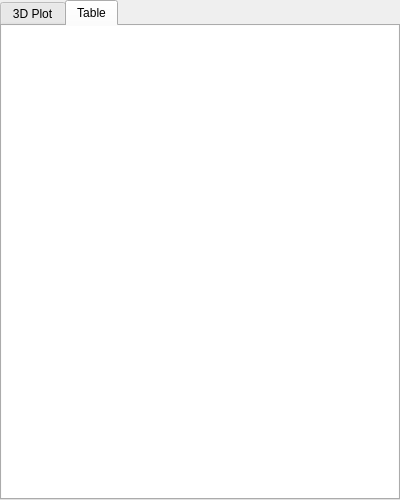
Above: UI/histogram2d.ui from Shadasviar/APOD before the change. Below: the same form after it.
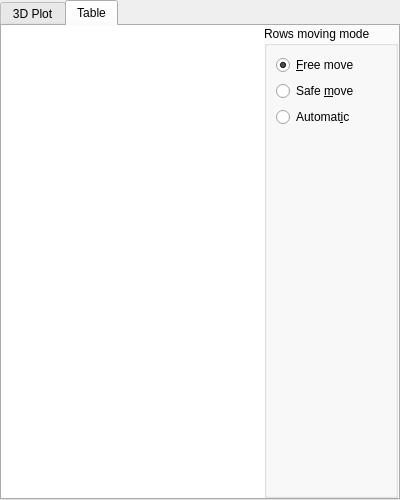
That is the form after the change.

Commit message: Add full table histogram2D manipulations

The edit to the form file:
```diff
--- a/UI/histogram2d.ui
+++ b/UI/histogram2d.ui
@@ -129,6 +129,30 @@
         <number>0</number>
        </property>
        <item>
+        <widget class="QFrame" name="tableFrame">
+         <property name="frameShape">
+          <enum>QFrame::NoFrame</enum>
+         </property>
+         <property name="frameShadow">
+          <enum>QFrame::Raised</enum>
+         </property>
+         <layout class="QHBoxLayout" name="horizontalLayout_2">
+          <property name="spacing">
+           <number>0</number>
+          </property>
+          <property name="leftMargin">
+           <number>0</number>
+          </property>
+          <property name="topMargin">
+           <number>0</number>
+          </property>
+          <property name="rightMargin">
+           <number>0</number>
+          </property>
+          <property name="bottomMargin">
+           <number>0</number>
+          </property>
+          <item>
         <widget class="QTableWidget" name="tableWidget">
          <property name="mouseTracking">
           <bool>true</bool>
@@ -157,6 +181,58 @@
          <property name="selectionBehavior">
           <enum>QAbstractItemView::SelectRows</enum>
          </property>
+           </widget>
+          </item>
+          <item>
+           <widget class="QGroupBox" name="groupBox">
+            <property name="title">
+             <string>Rows moving mode</string>
+            </property>
+            <layout class="QVBoxLayout" name="verticalLayout_2">
+             <item>
+              <widget class="QRadioButton" name="freeMoveBox">
+               <property name="text">
+                <string>&amp;Free move</string>
+               </property>
+               <property name="checked">
+                <bool>true</bool>
+               </property>
+              </widget>
+             </item>
+             <item>
+              <widget class="QRadioButton" name="safeModeBox">
+               <property name="text">
+                <string>Safe &amp;move</string>
+               </property>
+               <property name="checked">
+                <bool>false</bool>
+               </property>
+              </widget>
+             </item>
+             <item>
+              <widget class="QRadioButton" name="autoBox">
+               <property name="text">
+                <string>Automat&amp;ic</string>
+               </property>
+              </widget>
+             </item>
+             <item>
+              <spacer name="verticalSpacer">
+               <property name="orientation">
+                <enum>Qt::Vertical</enum>
+               </property>
+               <property name="sizeHint" stdset="0">
+                <size>
+                 <width>20</width>
+                 <height>40</height>
+                </size>
+               </property>
+              </spacer>
+             </item>
+            </layout>
+           </widget>
+          </item>
+         </layout>
         </widget>
        </item>
       </layout>
```
Lines whose indentation alone changed are shown as unchanged. The commit also changes 2 other files.
